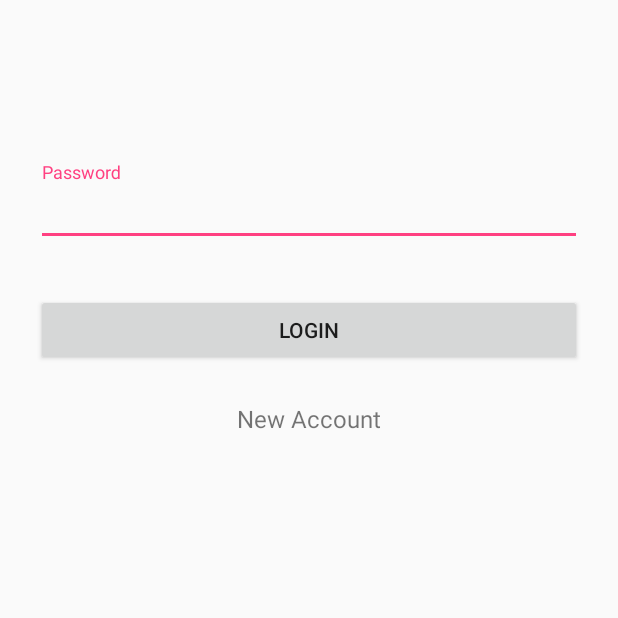
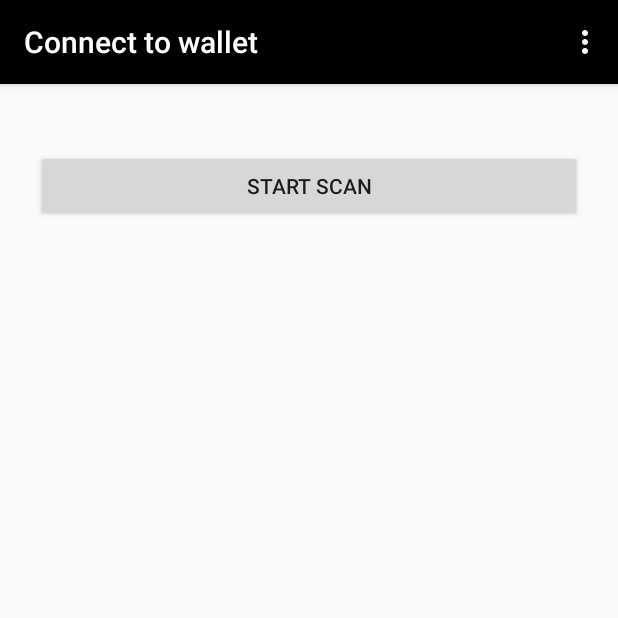
Before and after one commit to klivoth/DSDL, an Android app: the screen it shows after launch (LoginActivity before the commit, MainActivity after it), on a phone screen of 412 x 824 dp, the top half of it. Run offline under Robolectric (Android 15) with nearby library versions, the phone set to English and light mode, and no system bars.

Commit message:
Add password protection

```diff
--- a/dsdl_wallet_ble/app/src/main/AndroidManifest.xml
+++ b/dsdl_wallet_ble/app/src/main/AndroidManifest.xml
@@ -16,7 +16,7 @@
         android:label="@string/app_name"
         android:roundIcon="@mipmap/ic_launcher_round"
         android:supportsRtl="true"
-        android:theme="@style/AppTheme">
+        android:theme="@style/Theme.AppCompat.Light.NoActionBar">
         <activity android:name=".MainActivity">
             <intent-filter>
                 <action android:name="android.intent.action.MAIN" />
@@ -25,6 +25,8 @@
             </intent-filter>
         </activity>
         <activity android:name=".LoginActivity" />
+        <activity android:name=".PasswordActivity" />
+        <activity android:name=".MessagingActivity" />
     </application>
 
 </manifest>
--- a/dsdl_wallet_ble/app/src/main/java/com/example/wh433/dsdl_wallet_ble/MainActivity.java
+++ b/dsdl_wallet_ble/app/src/main/java/com/example/wh433/dsdl_wallet_ble/MainActivity.java
@@ -15,6 +15,7 @@ import android.content.DialogInterface;
 import android.content.pm.PackageManager;
 import android.location.LocationManager;
 import android.os.Handler;
+import android.preference.PreferenceManager;
 import android.provider.Settings;
 import android.support.v7.app.AlertDialog;
 import android.support.v7.app.AppCompatActivity;
@@ -22,12 +23,16 @@ import android.os.Bundle;
 
 import android.content.Intent;
 import android.util.Log;
+import android.view.Menu;
+import android.view.MenuInflater;
+import android.view.MenuItem;
 import android.view.View;
 import android.widget.AdapterView;
 import android.widget.ArrayAdapter;
 import android.widget.Toast;
 import android.widget.Button;
 import android.widget.ListView;
+import android.support.v7.widget.Toolbar;
 
 import java.io.IOException;
 import java.io.InputStream;
@@ -71,7 +76,7 @@ public class MainActivity extends AppCompatActivity {
 
     // Members and constants for connection
     private ConnectThread connectThread;
-    private ConnectedThread connectedThread;
+    private static ConnectedThread connectedThread;
     private int connectionState = STATE_NONE;
     private static final UUID UUID_INSECURE =
             UUID.fromString("00001101-0000-1000-8000-00805F9B34FB");
@@ -84,9 +89,15 @@ public class MainActivity extends AppCompatActivity {
         super.onCreate(savedInstanceState);
         setContentView(R.layout.activity_main);
 
+        // toolbar
+        setSupportActionBar(findViewById(R.id.toolbar_main));
+        getSupportActionBar().setTitle("Connect to wallet");
+
         // login screen
-        Intent intent = new Intent(this, LoginActivity.class);
-        startActivity(intent);
+        if (PasswordActivity.checkPasswordExist(getApplicationContext())) {
+            Intent intent = new Intent(this, LoginActivity.class);
+            startActivity(intent);
+        }
 
         // BLE
         locManager = (LocationManager)getSystemService(Context.LOCATION_SERVICE);
@@ -114,8 +125,48 @@ public class MainActivity extends AppCompatActivity {
     }
 
     @Override
+    public boolean onCreateOptionsMenu(Menu menu) {
+        getMenuInflater().inflate(R.menu.toolbar_menu, menu);
+        if (PasswordActivity.checkPasswordExist(getApplicationContext())) {
+            MenuItem item = menu.findItem(R.id.set_password);
+            item.setTitle("Change password");
+        }
+        else {
+            MenuItem item = menu.findItem(R.id.remove_password);
+            item.setVisible(false);
+        }
+        return true;
+    }
+
+    @Override
+    public boolean onOptionsItemSelected(MenuItem item) {
+        Intent intent = new Intent(this, PasswordActivity.class);
+        Bundle b = new Bundle();
+        int mode = PasswordActivity.SET_PASSWORD;
+        switch (item.getItemId()) {
+            case R.id.set_password:
+                if (PasswordActivity.checkPasswordExist(getApplicationContext()))
+                   mode = PasswordActivity.CHANGE_PASSWORD;
+                break;
+            case R.id.remove_password:
+                if (!PasswordActivity.checkPasswordExist(getApplicationContext()))
+                    return true;
+                mode = PasswordActivity.REMOVE_PASSWORD;
+                break;
+            default:
+                return super.onOptionsItemSelected(item);
+        }
+        b.putInt("key", mode);
+        intent.putExtras(b);
+        startActivity(intent);
+        return true;
+    }
+
+    @Override
     protected void onResume() {
         super.onResume();
+
+        invalidateOptionsMenu();
 
         if (!getPackageManager().hasSystemFeature(PackageManager.FEATURE_BLUETOOTH_LE)) {
             new AlertDialog.Builder(this)
@@ -255,7 +306,13 @@ public class MainActivity extends AppCompatActivity {
         }
         connectedThread = new ConnectedThread(socket);
         connectedThread.start();
-        // TODO: switch activity
+
+        Intent intent = new Intent(this, MessagingActivity.class);
+        startActivity(intent);
+    }
+
+    public static ConnectedThread getConnectedThread() {
+        return connectedThread;
     }
 
     public void write(byte[] out) {
--- a/dsdl_wallet_ble/app/src/main/res/layout/activity_login.xml
+++ b/dsdl_wallet_ble/app/src/main/res/layout/activity_login.xml
@@ -1,7 +1,7 @@
 <?xml version="1.0" encoding="utf-8"?>
 <ScrollView xmlns:android="http://schemas.android.com/apk/res/android"
     android:layout_width="match_parent"
-    android:layout_height="match_parent"
+    android:layout_height="wrap_content"
     android:fitsSystemWindows="true">
 
     <LinearLayout
@@ -12,15 +12,15 @@
         android:paddingLeft="24dp"
         android:paddingRight="24dp">
 
-        <!-- private key -->
+        <!-- password -->
         <android.support.design.widget.TextInputLayout
-            android:id="@+id/private_key_wrapper"
+            android:id="@+id/login_wrapper"
             android:layout_width="match_parent"
             android:layout_height="wrap_content"
             android:layout_marginTop="8dp"
             android:layout_marginBottom="8dp">
             <EditText
-                android:id="@+id/private_key_input"
+                android:id="@+id/login_input"
                 android:layout_width="match_parent"
                 android:layout_height="wrap_content"
                 android:inputType="textPassword"
@@ -35,13 +35,5 @@
             android:layout_marginBottom="24dp"
             android:padding="12dp"
             android:text="Login"/>
-
-        <TextView
-            android:id="@+id/generate_new_key"
-            android:layout_width="match_parent"
-            android:layout_height="wrap_content"
-            android:gravity="center"
-            android:text="New Account"
-            android:textSize="16sp" />
     </LinearLayout>
 </ScrollView>
--- a/dsdl_wallet_ble/app/src/main/res/layout/activity_main.xml
+++ b/dsdl_wallet_ble/app/src/main/res/layout/activity_main.xml
@@ -1,10 +1,13 @@
 <?xml version="1.0" encoding="utf-8"?>
 <android.support.constraint.ConstraintLayout xmlns:android="http://schemas.android.com/apk/res/android"
-    xmlns:app="http://schemas.android.com/apk/res-auto"
     xmlns:tools="http://schemas.android.com/tools"
     android:layout_width="match_parent"
     android:layout_height="match_parent"
     tools:context=".MainActivity">
+
+    <include
+        android:id="@+id/toolbar_main"
+        layout="@layout/toolbar" />
 
     <LinearLayout
         android:orientation="vertical"
--- /dev/null
+++ b/dsdl_wallet_ble/app/src/main/res/layout/toolbar.xml
@@ -0,0 +1,10 @@
+<?xml version="1.0" encoding="utf-8"?>
+<android.support.v7.widget.Toolbar xmlns:android="http://schemas.android.com/apk/res/android"
+    xmlns:app="http://schemas.android.com/apk/res-auto"
+    android:id="@+id/toolbar"
+    app:theme="@style/ThemeOverlay.AppCompat.Dark.ActionBar"
+    android:layout_width="match_parent"
+    android:layout_height="wrap_content"
+    android:minHeight="?android:attr/actionBarSize"
+    android:elevation="4dp"
+    android:background="#000000"/>
--- /dev/null
+++ b/dsdl_wallet_ble/app/src/main/res/menu/toolbar_menu.xml
@@ -0,0 +1,12 @@
+<?xml version="1.0" encoding="utf-8"?>
+<menu xmlns:android="http://schemas.android.com/apk/res/android"
+    xmlns:app="http://schemas.android.com/apk/res-auto">
+    <item
+        android:id="@+id/set_password"
+        app:showAsAction="never"
+        android:title="Set password"/>
+    <item
+        android:id="@+id/remove_password"
+        app:showAsAction="never"
+        android:title="Remove password" />
+</menu>
```
Also changed, not shown: dsdl_wallet_ble/app/src/main/java/com/example/wh433/dsdl_wallet_ble/LoginActivity.java (+20 -4 lines), dsdl_wallet_ble/app/src/main/java/com/example/wh433/dsdl_wallet_ble/MessagingActivity.java (added, +15 -0 lines), dsdl_wallet_ble/app/src/main/java/com/example/wh433/dsdl_wallet_ble/PasswordActivity.java (added, +171 -0 lines), dsdl_wallet_ble/app/src/main/res/layout/activity_messaging.xml (added, +9 -0 lines), dsdl_wallet_ble/app/src/main/res/layout/activity_password.xml (added, +76 -0 lines), 1 other file.
